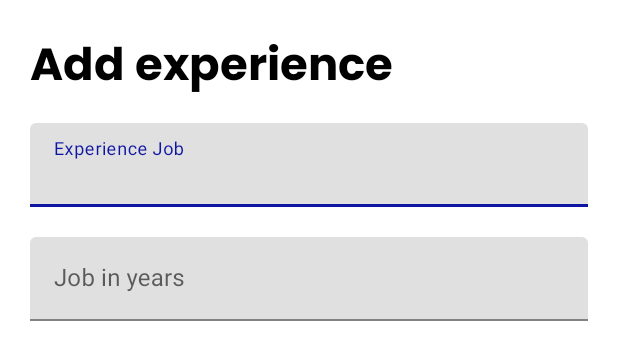
After one commit to Tech-Company-SW52/mobile-applications, an Android app: the layout fragment_add_experience.xml on its own in the app's theme, with its tools: preview values and no code run, on a phone screen of 412 x 824 dp. The commit adds this screen. Shown: the top 360 px of the screen. Run offline under Robolectric (Android 15) with nearby library versions, the phone set to English and light mode, and no system bars.

Commit message:
feat(profile): Add driver experiences using API

```diff
--- a/app/src/main/java/com/fastporte/controller/fragments/CarrierFragments/CarrierProfile/Components/AddVehicleInterface.kt
+++ /dev/null
@@ -1,5 +0,0 @@
-package com.fastporte.controller.fragments.CarrierFragments.CarrierProfile.Components
-
-interface AddVehicleInterface {
-    fun onAddVehicleFormulary(vehicleType: String, vehicleCapacity: Int, vehiclePhoto: String)
-}
--- a/app/src/main/java/com/fastporte/controller/fragments/CarrierFragments/CarrierProfile/RecyclerViewProfile/ExperienceProfileAdapter.kt
+++ b/app/src/main/java/com/fastporte/controller/fragments/CarrierFragments/CarrierProfile/RecyclerViewProfile/ExperienceProfileAdapter.kt
@@ -40,4 +40,7 @@ class ExperienceProfileAdapter(var experiences: List<Experience>, val context: C
         return experiences.size
     }
 
+
+
+
 }
--- /dev/null
+++ b/app/src/main/res/layout/fragment_add_experience.xml
@@ -0,0 +1,55 @@
+<?xml version="1.0" encoding="utf-8"?>
+<LinearLayout
+    android:orientation="vertical"
+    xmlns:android="http://schemas.android.com/apk/res/android"
+    xmlns:tools="http://schemas.android.com/tools"
+    android:layout_width="match_parent"
+    android:layout_height="match_parent"
+    tools:context="com.fastporte.controller.fragments.CarrierFragments.CarrierProfile.Components.AddVehicle">
+
+    <!-- TODO: Update blank fragment layout -->
+    <TextView
+        android:layout_width="match_parent"
+        android:layout_height="wrap_content"
+        android:layout_marginStart="20dp"
+        android:layout_marginTop="20dp"
+        android:fontFamily="@font/poppins_bold"
+        android:text="@string/add_experience"
+        android:textColor="#000000"
+        android:textSize="30sp"
+        android:textStyle="bold" />
+
+    <com.google.android.material.textfield.TextInputLayout
+        android:layout_width="match_parent"
+        android:layout_height="wrap_content"
+        android:layout_marginVertical="10dp"
+        android:layout_marginHorizontal="20dp">
+
+        <com.google.android.material.textfield.TextInputEditText
+            android:id="@+id/etExperienceJob"
+            android:layout_width="match_parent"
+            android:layout_height="match_parent"
+            android:hint="@string/experience_job"
+            android:inputType="text" />
+
+    </com.google.android.material.textfield.TextInputLayout>
+    <com.google.android.material.textfield.TextInputLayout
+        android:layout_width="match_parent"
+        android:layout_height="wrap_content"
+        android:layout_marginVertical="10dp"
+        android:layout_marginHorizontal="20dp">
+
+        <com.google.android.material.textfield.TextInputEditText
+            android:id="@+id/etExperienceTime"
+            android:layout_width="match_parent"
+            android:layout_height="match_parent"
+            android:hint="@string/experience_in_years"
+            android:inputType="number"
+
+            />
+
+    </com.google.android.material.textfield.TextInputLayout>
+
+
+
+</LinearLayout>
--- a/app/src/main/res/values/strings.xml
+++ b/app/src/main/res/values/strings.xml
@@ -11,4 +11,7 @@
     <string name="create"><u>Create account</u></string>
     <string name="upload_photo"><u>Upload photo</u></string>
     <string name="upload_document"><u>Upload document</u></string>
+    <string name="add_experience">Add experience</string>
+    <string name="experience_job">Experience Job</string>
+    <string name="experience_in_years">Job in years</string>
 </resources>
```
Also changed, not shown: app/src/main/java/com/fastporte/controller/fragments/CarrierFragments/CarrierProfile/CarrierExperienceProfileFragment.kt (+27 -5 lines), app/src/main/java/com/fastporte/controller/fragments/CarrierFragments/CarrierProfile/CarrierVehicleProfileFragment.kt (+22 -22 lines), app/src/main/java/com/fastporte/controller/fragments/CarrierFragments/CarrierProfile/Components/AddExperience.kt (added, +83 -0 lines), app/src/main/java/com/fastporte/controller/fragments/CarrierFragments/CarrierProfile/Components/AddVehicle.kt (+43 -11 lines), app/src/main/java/com/fastporte/models/Experience.kt (+9 -4 lines), app/src/main/java/com/fastporte/models/Vehicle.kt (+8 -1 lines), app/src/main/java/com/fastporte/network/ProfileService.kt (+7 -0 lines), app/src/main/res/layout/fragment_carrier_experience_profile.xml (+4 -3 lines).
